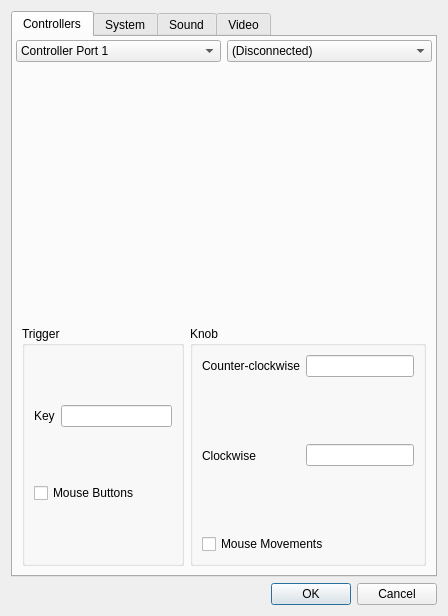
Old version of the form emulatorprefsdialog.ui in the repository christopherpow/nesicide.
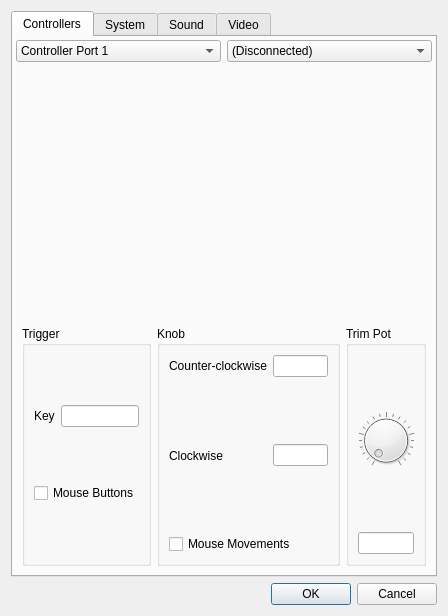
New version of the form. The open tabs and pages were chosen to show the change. Icons and pictures are not drawn. Custom widgets are drawn as their Qt base class.

Patch:
```diff
--- a/emulatorprefsdialog.ui
+++ b/emulatorprefsdialog.ui
@@ -552,6 +552,43 @@
                </layout>
               </widget>
              </item>
+             <item row="0" column="2">
+              <widget class="QGroupBox" name="groupBox_6">
+               <property name="title">
+                <string>Trim Pot</string>
+               </property>
+               <layout class="QGridLayout" name="gridLayout_13">
+                <item row="0" column="0">
+                 <widget class="QDial" name="trimPotVaus">
+                  <property name="minimum">
+                   <number>13</number>
+                  </property>
+                  <property name="maximum">
+                   <number>92</number>
+                  </property>
+                  <property name="orientation">
+                   <enum>Qt::Horizontal</enum>
+                  </property>
+                  <property name="invertedAppearance">
+                   <bool>false</bool>
+                  </property>
+                  <property name="invertedControls">
+                   <bool>false</bool>
+                  </property>
+                  <property name="wrapping">
+                   <bool>false</bool>
+                  </property>
+                  <property name="notchesVisible">
+                   <bool>true</bool>
+                  </property>
+                 </widget>
+                </item>
+                <item row="1" column="0">
+                 <widget class="QLineEdit" name="trimPotValueVaus"/>
+                </item>
+               </layout>
+              </widget>
+             </item>
             </layout>
            </item>
           </layout>
```
Left out of the diff: 2 changed lines with no effect on the pictures.
